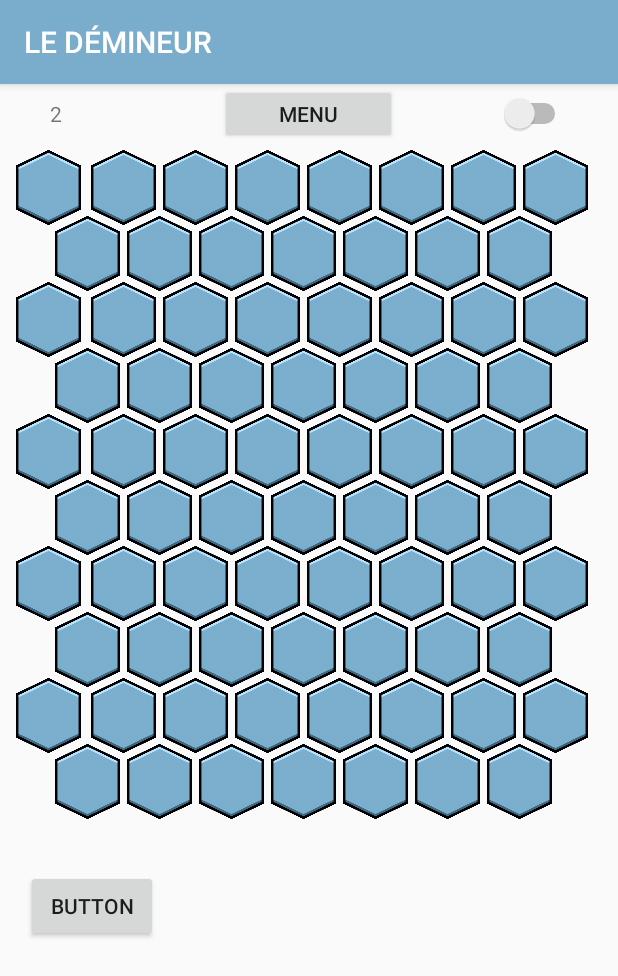
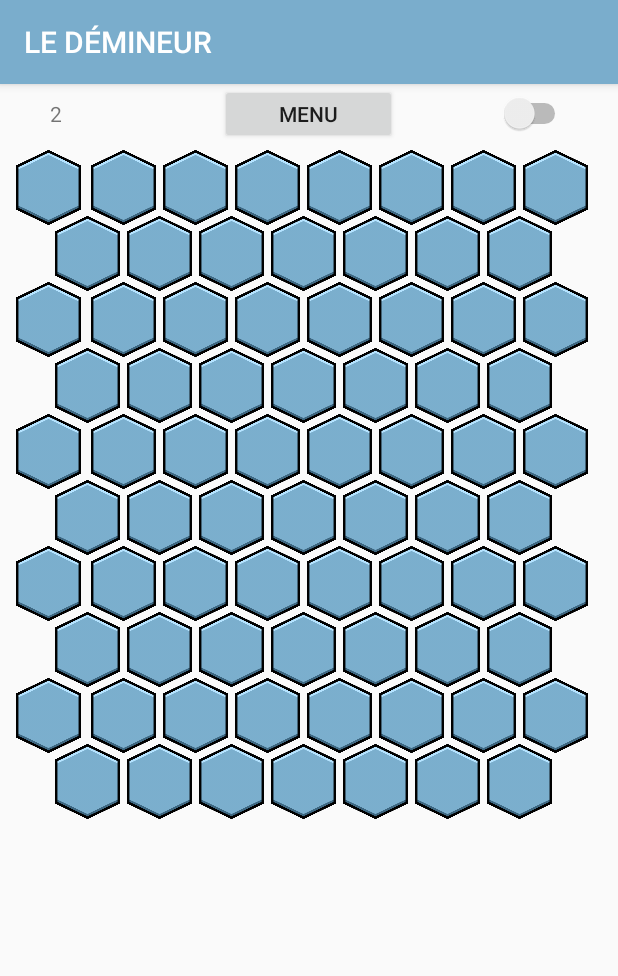
Before and after one commit to Thomas-LEPINE/MinesweeperAndroid, an Android app: the Game screen opened directly, with no data from a screen before it, on a phone screen of 412 x 824 dp. Shown: the top 976 px of the screen. Run offline under Robolectric (Android 15) with nearby library versions, the phone set to English and light mode, and no system bars.

Commit message:
Activy game : suppresion bouton test

```diff
--- a/app/src/main/res/layout/activity_game.xml
+++ b/app/src/main/res/layout/activity_game.xml
@@ -808,16 +808,6 @@
                     app:layout_constraintStart_toStartOf="parent"
                     app:layout_constraintTop_toTopOf="parent" />
 
-                <Button
-                    android:id="@+id/button"
-                    android:layout_width="wrap_content"
-                    android:layout_height="wrap_content"
-                    android:layout_marginStart="16dp"
-                    android:layout_marginTop="484dp"
-                    android:text="Button"
-                    app:layout_constraintStart_toStartOf="parent"
-                    app:layout_constraintTop_toTopOf="parent" />
-
             </androidx.constraintlayout.widget.ConstraintLayout>
         </LinearLayout>
 
```
